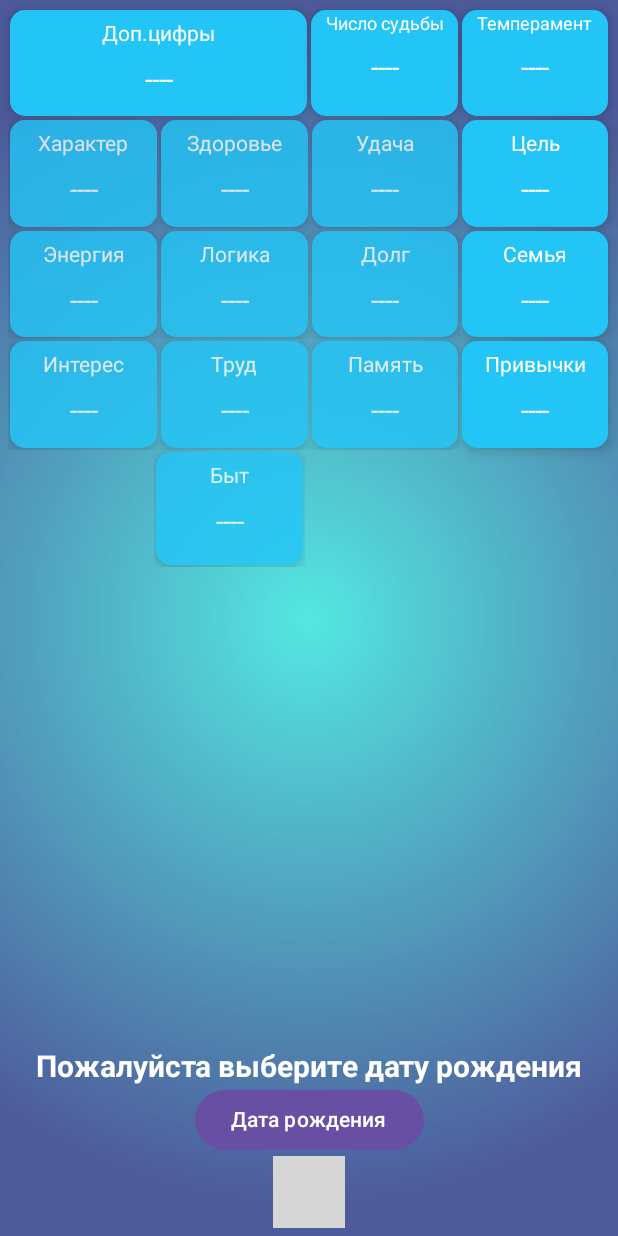
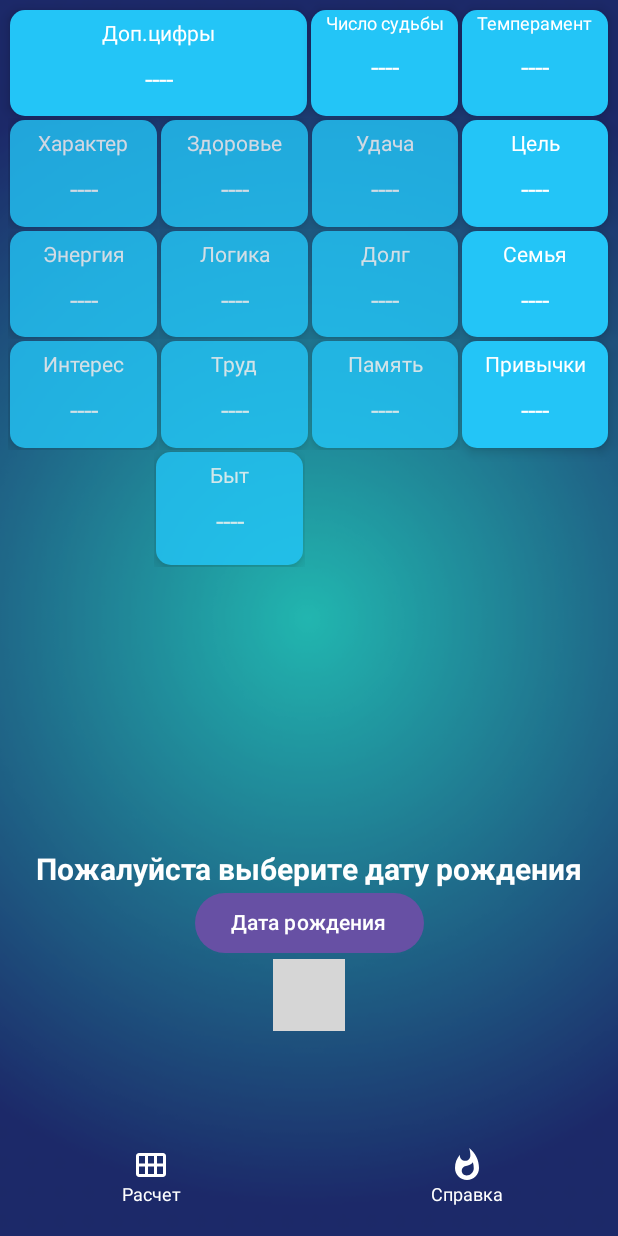
Before and after one commit to 070boroda/numerologic_android, an Android app built with Jetpack Compose: the screen it shows after launch (MainActivity), on a phone screen of 412 x 824 dp. Run offline under Robolectric (Android 15) with nearby library versions, the phone set to English and light mode, and no system bars; libraries missing offline, so code that uses them is left out: com.yandex.mobile; 2 statements that could not run were skipped; grey boxes are pictures that could not be loaded.

Commit message:
[NA-001] - Добавил экран справки

```diff
--- a/app/src/main/java/com/zelianko/numerologic/MainActivity.kt
+++ b/app/src/main/java/com/zelianko/numerologic/MainActivity.kt
@@ -3,9 +3,9 @@ package com.zelianko.numerologic
 import android.os.Bundle
 import androidx.activity.ComponentActivity
 import androidx.activity.compose.setContent
-import androidx.compose.foundation.layout.Column
 import com.yandex.mobile.ads.common.MobileAds
 import com.zelianko.numerologic.activiti.GeneralScreen
+import com.zelianko.numerologic.activiti.MainScreen
 
 class MainActivity : ComponentActivity() {
     override fun onCreate(savedInstanceState: Bundle?) {
@@ -13,10 +13,9 @@ class MainActivity : ComponentActivity() {
         MobileAds.initialize(this) {
             // now you can use ads
         }
-
-
         setContent {
-            GeneralScreen()
+            MainScreen()
+//            GeneralScreen()
         }
     }
 }
--- a/app/src/main/java/com/zelianko/numerologic/activiti/GeneralScreen.kt
+++ b/app/src/main/java/com/zelianko/numerologic/activiti/GeneralScreen.kt
@@ -399,8 +399,10 @@ private fun date(map: MutableState<HashMap<String, String>>): MutableState<HashM
     )
 
     Column(
-        modifier = Modifier.fillMaxSize(),
-        verticalArrangement = Arrangement.Bottom,
+        modifier = Modifier
+            .padding(top = 190.dp)
+            .fillMaxSize(),
+//        verticalArrangement = Arrangement.Bottom,
         horizontalAlignment = Alignment.CenterHorizontally
     ) {
         Text(
--- /dev/null
+++ b/app/src/main/java/com/zelianko/numerologic/activiti/MainScreen.kt
@@ -0,0 +1,29 @@
+package com.zelianko.numerologic.activiti
+
+
+import android.annotation.SuppressLint
+import androidx.compose.foundation.background
+import androidx.compose.material3.ExperimentalMaterial3Api
+import androidx.compose.material3.Scaffold
+import androidx.compose.runtime.Composable
+import androidx.compose.ui.Modifier
+import androidx.compose.ui.graphics.Color
+import androidx.navigation.compose.rememberNavController
+import com.zelianko.numerologic.R
+import com.zelianko.numerologic.ads.Banner
+import com.zelianko.numerologic.bottom_navigation.ButtonNavigation
+import com.zelianko.numerologic.bottom_navigation.NagGraph
+
+@OptIn(ExperimentalMaterial3Api::class)
+@SuppressLint("UnusedMaterial3ScaffoldPaddingParameter")
+@Composable
+fun MainScreen() {
+    val navController = rememberNavController()
+    Scaffold(
+        bottomBar = {
+            ButtonNavigation(navController = navController)
+        },
+    ) {
+        NagGraph(navHostController = navController)
+    }
+}
--- /dev/null
+++ b/app/src/main/java/com/zelianko/numerologic/bottom_navigation/BottomItem.kt
@@ -0,0 +1,9 @@
+package com.zelianko.numerologic.bottom_navigation
+
+import com.zelianko.numerologic.R
+
+sealed class BottomItem(val title: String, val iconId: Int, val route: String) {
+
+    object Screen1: BottomItem("Расчет", R.drawable.screen_1_ico, "screen_1")
+    object Screen2: BottomItem("Справка", R.drawable.screen_2_ico, "screen_2")
+}
--- /dev/null
+++ b/app/src/main/java/com/zelianko/numerologic/bottom_navigation/ButtonNavigation.kt
@@ -0,0 +1,58 @@
+package com.zelianko.numerologic.bottom_navigation
+
+import androidx.compose.foundation.background
+import androidx.compose.foundation.layout.fillMaxHeight
+import androidx.compose.material.BottomNavigationItem
+import androidx.compose.material3.Icon
+import androidx.compose.material3.NavigationBar
+import androidx.compose.material3.Text
+import androidx.compose.runtime.Composable
+import androidx.compose.runtime.getValue
+import androidx.compose.ui.Modifier
+import androidx.compose.ui.draw.alpha
+import androidx.compose.ui.graphics.Color
+import androidx.compose.ui.res.painterResource
+import androidx.compose.ui.unit.dp
+import androidx.compose.ui.unit.sp
+import androidx.navigation.NavController
+import androidx.navigation.compose.currentBackStackEntryAsState
+import com.zelianko.numerologic.ui.theme.IconBlue
+import com.zelianko.numerologic.ui.theme.LightBlue
+import com.zelianko.numerologic.ui.theme.NavBarColor
+
+@Composable
+fun ButtonNavigation(
+    navController: NavController,
+) {
+    val listItem = listOf(
+        BottomItem.Screen1,
+        BottomItem.Screen2
+    )
+    NavigationBar(
+        containerColor = NavBarColor,
+        contentColor = Color.White
+    ) {
+        val backStateEntry by navController.currentBackStackEntryAsState()
+        val currentRow = backStateEntry?.destination?.route
+        listItem.forEach { bottomItem ->
+            BottomNavigationItem(
+                selected = currentRow == bottomItem.route,
+                onClick = {
+                    navController.navigate(bottomItem.route)
+                },
+                icon = {
+                    Icon(
+                        painter = painterResource(id = bottomItem.iconId),
+                        contentDescription = "Icon"
+                    )
+                },
+                label = {
+                    Text(text = bottomItem.title, fontSize = 12.sp)
+                },
+                selectedContentColor = Color.LightGray,
+                unselectedContentColor = Color.LightGray
+            )
+        }
+
+    }
+}
--- /dev/null
+++ b/app/src/main/java/com/zelianko/numerologic/bottom_navigation/NagGraph.kt
@@ -0,0 +1,27 @@
+package com.zelianko.numerologic.bottom_navigation
+
+import androidx.compose.foundation.background
+import androidx.compose.runtime.Composable
+import androidx.compose.ui.Modifier
+import androidx.compose.ui.graphics.Color
+import androidx.navigation.NavHostController
+import androidx.navigation.compose.NavHost
+import androidx.navigation.compose.composable
+import com.zelianko.numerologic.activiti.GeneralScreen
+import com.zelianko.numerologic.activiti.HelpScreen
+
+@Composable
+fun NagGraph(
+    navHostController: NavHostController
+) {
+    NavHost(navController = navHostController,
+        startDestination = "screen_1",
+        modifier = Modifier.background(Color.Black)) {
+        composable("screen_1") {
+            GeneralScreen()
+        }
+        composable("screen_2") {
+            HelpScreen()
+        }
+    }
+}
--- a/app/src/main/java/com/zelianko/numerologic/ui/theme/Color.kt
+++ b/app/src/main/java/com/zelianko/numerologic/ui/theme/Color.kt
@@ -10,3 +10,5 @@ val Purple40 = Color(0xFF6650a4)
 val PurpleGrey40 = Color(0xFF625b71)
 val Pink40 = Color(0xFF7D5260)
 val LightBlue = Color(0xFF23C5F7)
+val NavBarColor = Color(0xA4B7C)
+val IconBlue = Color(0xFF2453FA)
--- /dev/null
+++ b/app/src/main/res/drawable/screen_1_ico.xml
@@ -0,0 +1,5 @@
+<vector android:height="24dp" android:tint="#000000"
+    android:viewportHeight="24" android:viewportWidth="24"
+    android:width="24dp" xmlns:android="http://schemas.android.com/apk/res/android">
+    <path android:fillColor="@android:color/white" android:pathData="M20,4H4C2.9,4 2,4.9 2,6v12c0,1.1 0.9,2 2,2h16c1.1,0 2,-0.9 2,-2V6C22,4.9 21.1,4 20,4zM8,11H4V6h4V11zM14,11h-4V6h4V11zM20,11h-4V6h4V11zM8,18H4v-5h4V18zM14,18h-4v-5h4V18zM20,18h-4v-5h4V18z"/>
+</vector>
--- /dev/null
+++ b/app/src/main/res/drawable/screen_2_ico.xml
@@ -0,0 +1,5 @@
+<vector android:height="24dp" android:tint="#000000"
+    android:viewportHeight="24" android:viewportWidth="24"
+    android:width="24dp" xmlns:android="http://schemas.android.com/apk/res/android">
+    <path android:fillColor="@android:color/white" android:pathData="M13.5,0.67s0.74,2.65 0.74,4.8c0,2.06 -1.35,3.73 -3.41,3.73 -2.07,0 -3.63,-1.67 -3.63,-3.73l0.03,-0.36C5.21,7.51 4,10.62 4,14c0,4.42 3.58,8 8,8s8,-3.58 8,-8C20,8.61 17.41,3.8 13.5,0.67zM11.71,19c-1.78,0 -3.22,-1.4 -3.22,-3.14 0,-1.62 1.05,-2.76 2.81,-3.12 1.77,-0.36 3.6,-1.21 4.62,-2.58 0.39,1.29 0.59,2.65 0.59,4.04 0,2.65 -2.15,4.8 -4.8,4.8z"/>
+</vector>
--- a/app/src/main/res/values/strings.xml
+++ b/app/src/main/res/values/strings.xml
@@ -1,5 +1,6 @@
 <resources>
     <string name="app_name">Numerology</string>
-<!--    <string name="banner_1">demo-banner-yandex</string>-->
+    <!--    <string name="banner_1">demo-banner-yandex</string>-->
     <string name="banner_1">R-M-3095140-1</string>
+    <string name="banner_2">R-M-3095140-2</string>
 </resources>
```
Also changed, not shown: app/build.gradle.kts (+5 -2 lines), app/src/main/java/com/zelianko/numerologic/activiti/HelpScreen.kt (added, +146 -0 lines), app/src/main/res/values/arrays.xml (added, +103 -0 lines).
